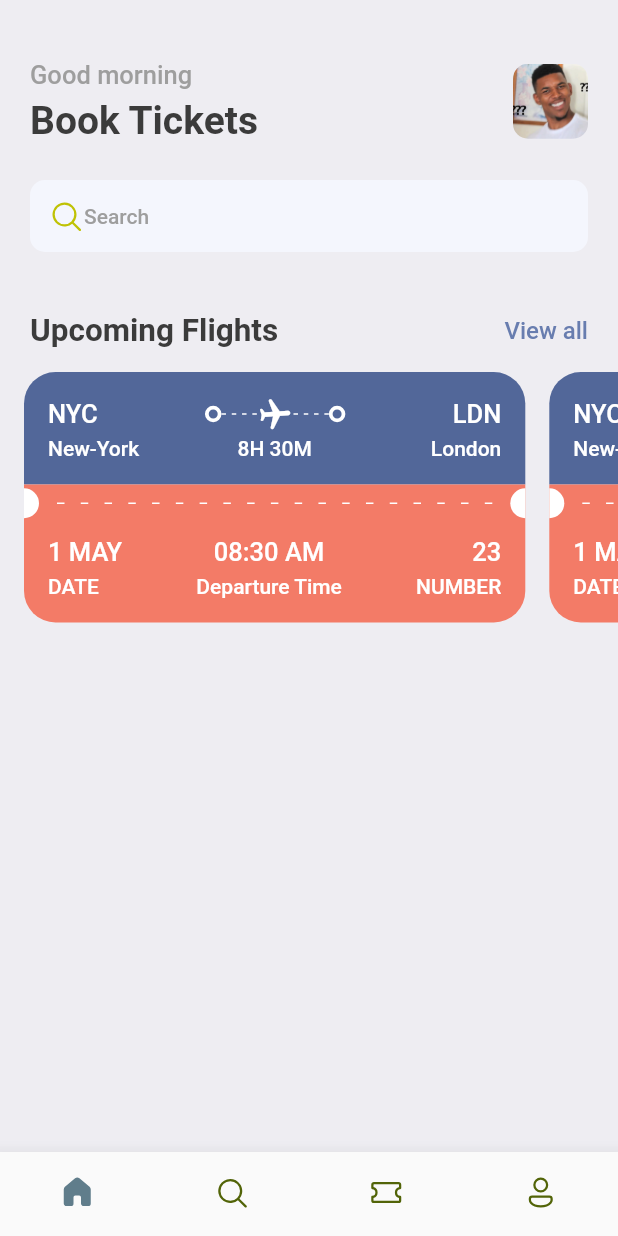
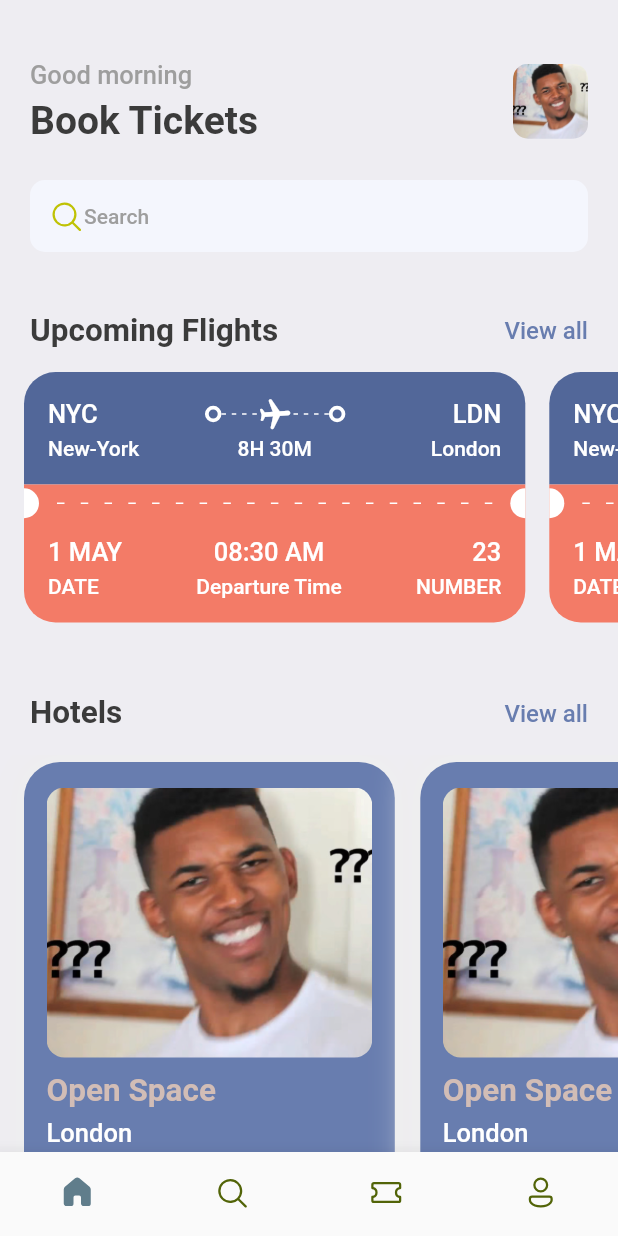
Before and after one commit to omitoful/book_tickets, a Flutter app: the screen it shows after launch, on a phone screen of 412 x 824 dp. Run offline on Flutter 3.47's test engine with Material 2 defaults, Android fonts, the phone set to English and light mode, and no system bars; our stand-ins replace fluentui_icons, gap.

Commit message:
setup hotels scroll view(hardcode)

```diff
--- a/lib/screens/home_screen.dart
+++ b/lib/screens/home_screen.dart
@@ -1,3 +1,4 @@
+import 'package:booktickets/screens/hotel_screen.dart';
 import 'package:booktickets/screens/ticket_view.dart';
 import 'package:booktickets/utils/app_styles.dart';
 import 'package:fluentui_icons/fluentui_icons.dart';
@@ -19,8 +20,8 @@ class _HomeScreenState extends State<HomeScreen> {
       body: ListView(
         children: [
           Container(
-            /// padding: EdgeInsets.only(left: 20, right: 20) -> same as down below
-            padding: const EdgeInsets.symmetric(horizontal: 20),
+              /// padding: EdgeInsets.only(left: 20, right: 20) -> same as down below
+              padding: const EdgeInsets.symmetric(horizontal: 20),
             child: Column(
               children: [
                 const Gap(40),
@@ -89,6 +90,35 @@ class _HomeScreenState extends State<HomeScreen> {
               ],
             ),
           ),
+          const Gap(15),
+          Container(
+              padding: const EdgeInsets.symmetric(horizontal: 20),
+            child: Row(
+              mainAxisAlignment: MainAxisAlignment.spaceBetween,
+              children: [
+                Text("Hotels", style: Styles.headLineStyle2),
+                InkWell(
+                    onTap: () {
+                      print("You are tapped");
+                    },
+                    child: Text("View all", style: Styles.textStyle.copyWith(color: Styles.primaryColor))
+                )
+              ],
+            )
+          ),
+          const Gap(15),
+          SingleChildScrollView(
+            scrollDirection: Axis.horizontal,
+            padding: const EdgeInsets.only(left: 16),
+            child: Row(
+              children: [
+                HotelScreen(),
+                HotelScreen(),
+                HotelScreen(),
+                HotelScreen(),
+              ],
+            ),
+          ),
         ],
       ),
     );
--- /dev/null
+++ b/lib/screens/hotel_screen.dart
@@ -0,0 +1,54 @@
+import 'package:booktickets/utils/app_layout.dart';
+import 'package:booktickets/utils/app_styles.dart';
+import 'package:flutter/cupertino.dart';
+import 'package:flutter/material.dart';
+import 'package:gap/gap.dart';
+
+class HotelScreen extends StatefulWidget {
+  const HotelScreen({Key? key}) : super(key: key);
+
+  @override
+  State<HotelScreen> createState() => _HotelScreenState();
+}
+
+class _HotelScreenState extends State<HotelScreen> {
+  @override
+  Widget build(BuildContext context) {
+    final size = AppLayout.getSize(context);
+    return Container(
+      width: size.width * 0.6,
+      height: 350,
+      padding: const EdgeInsets.symmetric(horizontal: 15, vertical: 17), /// for inside of the container
+      margin: const EdgeInsets.only(right: 17, top: 5), /// for outside of the container
+      decoration: BoxDecoration(
+          color: Styles.primaryColor,
+          borderRadius: BorderRadius.circular(24),
+          boxShadow: [
+            BoxShadow(color: Colors.grey.shade200, blurRadius: 20, spreadRadius: 5)
+          ]
+      ),
+      child: Column(
+        crossAxisAlignment: CrossAxisAlignment.start,
+        children: [
+          Container(
+            height: 180,
+            decoration: BoxDecoration(
+              borderRadius: BorderRadius.circular(12),
+              color: Styles.primaryColor,
+              image: const DecorationImage(
+                  fit: BoxFit.cover,
+                  image: AssetImage("assets/img_1.png")
+              )
+            ),
+          ),
+          const Gap(10),
+          Text("Open Space", style: Styles.headLineStyle2.copyWith(color: Styles.kakiColor)),
+          const Gap(5),
+          Text("London", style: Styles.headLineStyle3.copyWith(color: Colors.white)),
+          const Gap(8),
+          Text("\$40/night", style: Styles.headLineStyle1.copyWith(color: Styles.kakiColor)),
+        ],
+      ),
+    );
+  }
+}
--- a/lib/utils/app_styles.dart
+++ b/lib/utils/app_styles.dart
@@ -6,6 +6,7 @@ class Styles {
   static Color textColor = const Color(0xFF3b3b3b);
   static Color bgColor = const Color(0xFFeeedf2);
   static Color orangeColor = const Color(0xFFF37B67);
+  static Color kakiColor = const Color(0xFFd2bdb6);
   static TextStyle textStyle = TextStyle(fontSize: 16, color: textColor, fontWeight: FontWeight.w500);
   static TextStyle headLineStyle1 = TextStyle(fontSize: 26, color: textColor, fontWeight: FontWeight.bold);
   static TextStyle headLineStyle2 = TextStyle(fontSize: 21, color: textColor, fontWeight: FontWeight.bold);
```
